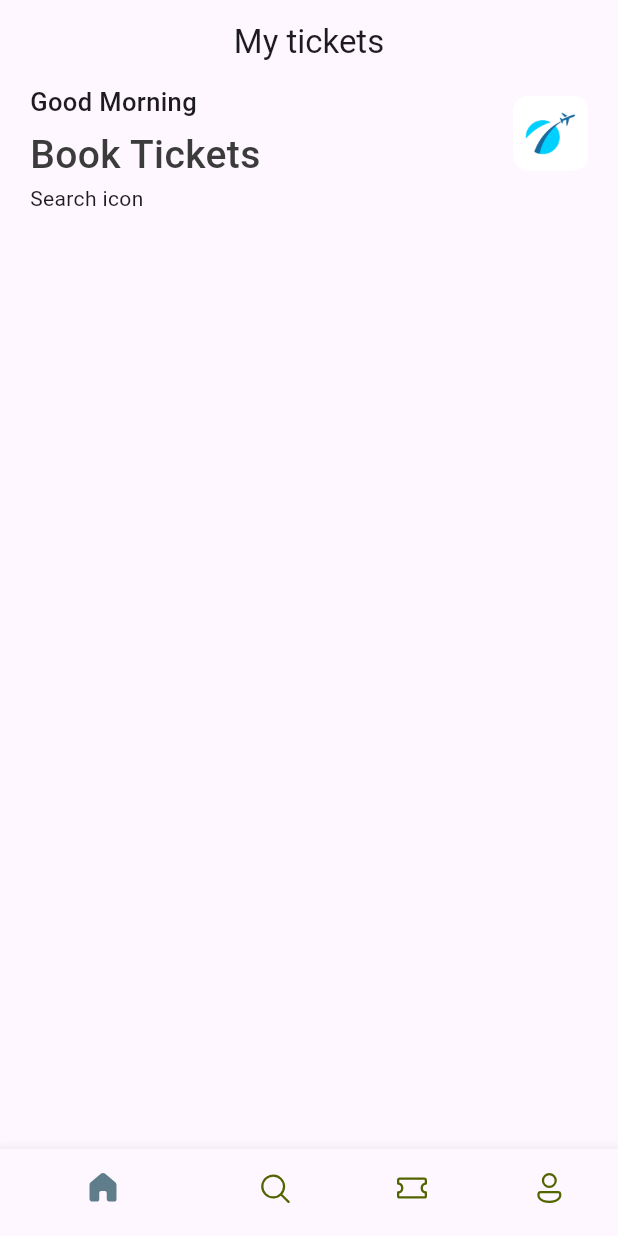
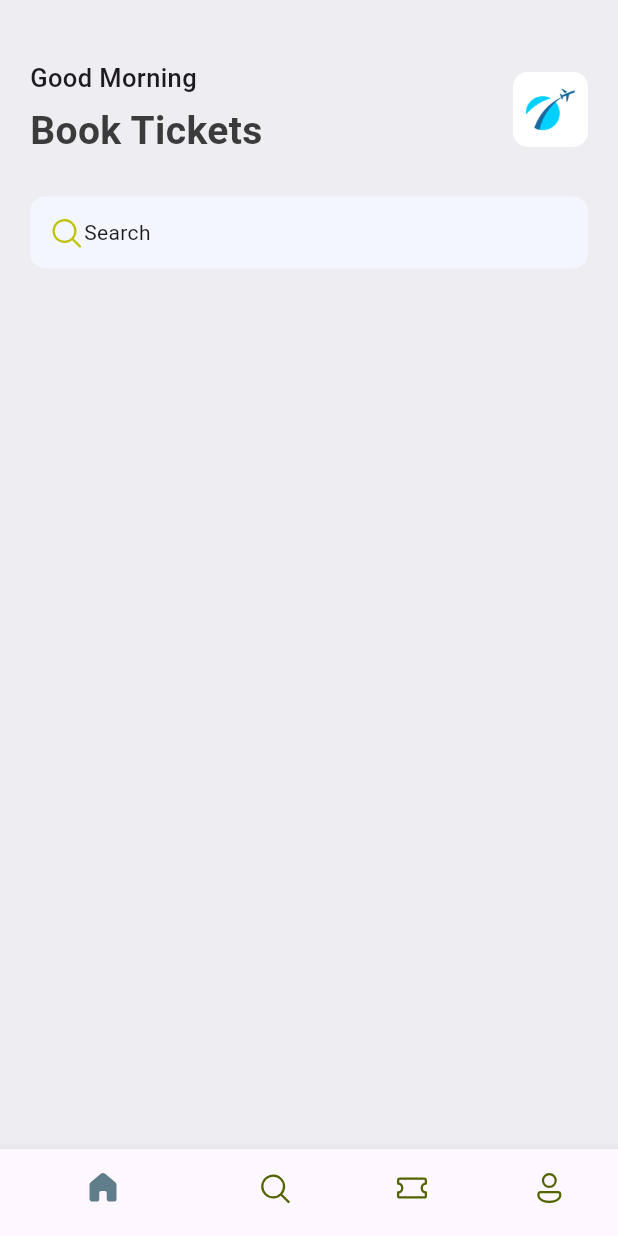
Before and after one commit to fateh97/ticket_app, a Flutter app: the screen it shows after launch, on a phone screen of 412 x 824 dp. Run offline on Flutter 3.47's test engine with Material 3 defaults, Android fonts, the phone set to English and light mode, and no system bars; our stand-ins replace fluentui_icons.

Commit message:
add search bar

```diff
--- a/lib/base/bottom_nav_bar.dart
+++ b/lib/base/bottom_nav_bar.dart
@@ -31,9 +31,6 @@ class _BottomNavBarState extends State<BottomNavBar> {
   @override
   Widget build(BuildContext context) {
     return Scaffold(
-      appBar: AppBar(
-        title: const Center(child: Text("My tickets")),
-      ),
       body: appScreens[_selectedIndex],
       bottomNavigationBar: BottomNavigationBar(
         currentIndex: _selectedIndex,
--- a/lib/base/res/styles/app_styles.dart
+++ b/lib/base/res/styles/app_styles.dart
@@ -4,11 +4,12 @@ Color primary = const Color(0xFF687daf);
 
 class AppStyles{
   static Color primaryColor = primary;
+  static Color bgColor = const Color(0xFFeeedf2);
   static Color textColor = const Color(0xFF3b3b3b);
 
   static TextStyle headLineStyle1 = TextStyle(
       fontSize: 26,
-      fontWeight: FontWeight.w500,
+      fontWeight: FontWeight.bold,
       color: textColor);
 
   static TextStyle headLineStyle3 = const TextStyle(
--- a/lib/main.dart
+++ b/lib/main.dart
@@ -14,7 +14,8 @@ class MyApp extends StatelessWidget {
 
   @override
   Widget build(BuildContext context) {
-    return MaterialApp(
+    return const MaterialApp(
+      debugShowCheckedModeBanner: false,
       home: BottomNavBar(),
     );
   }
--- a/lib/screens/home_screen.dart
+++ b/lib/screens/home_screen.dart
@@ -1,5 +1,6 @@
 import 'dart:ui';
 
+import 'package:fluentui_icons/fluentui_icons.dart';
 import 'package:flutter/cupertino.dart';
 import 'package:flutter/material.dart';
 import 'package:flutter/widgets.dart';
@@ -12,9 +13,11 @@ class HomeScreen extends StatelessWidget {
   @override
   Widget build(BuildContext context) {
     return Scaffold(
+      backgroundColor: AppStyles.bgColor,
       body: ListView(
         //only takes widget
         children: [
+          const SizedBox(height: 40,),
           Container(
             padding: const EdgeInsets.symmetric(horizontal: 20),
             child: Column(
@@ -42,9 +45,22 @@ class HomeScreen extends StatelessWidget {
                     )
                   ],
                 ),
-                const Row(
-                  mainAxisAlignment: MainAxisAlignment.spaceBetween,
-                  children: [Text("Search icon")],
+                const SizedBox(
+                  height: 25,
+                ),
+                Container(
+                  padding: const EdgeInsets.symmetric(horizontal: 12, vertical: 12),
+                  decoration: BoxDecoration(
+                    borderRadius: BorderRadius.circular(10),
+                    color: const Color(0xFFF4F6FD),
+                  ),
+                  child: const Row(
+                    children: [
+                      Icon(FluentSystemIcons.ic_fluent_search_regular,
+                          color: Color(0xFFBFC205)),
+                      Text("Search")
+                    ],
+                  ),
                 )
               ],
             ),
```
